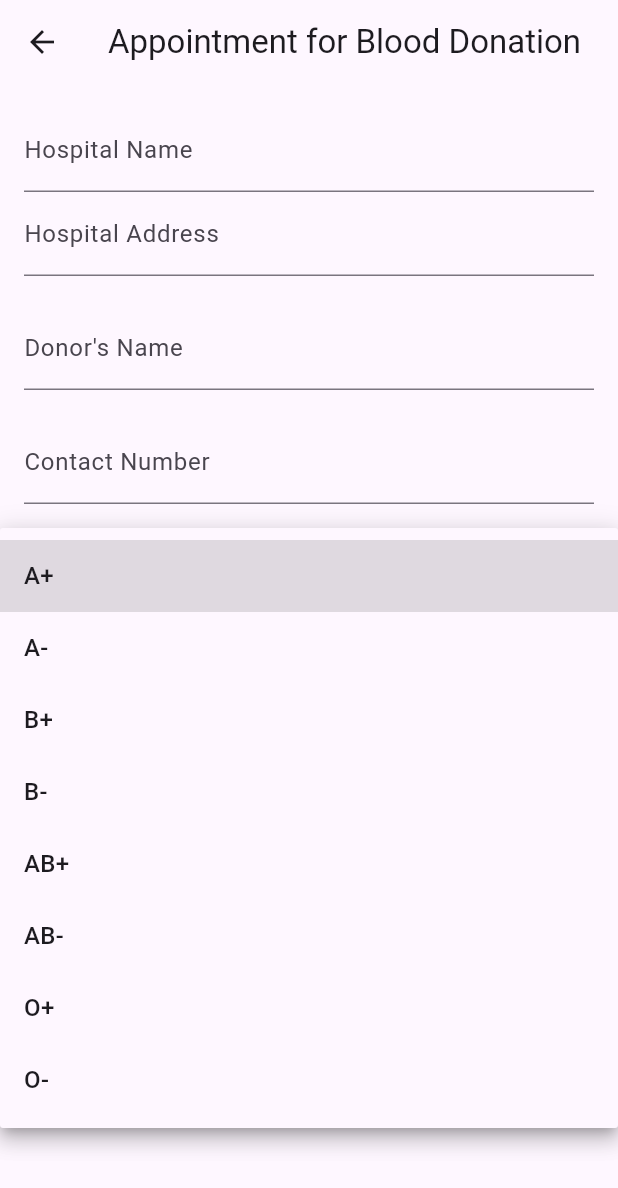
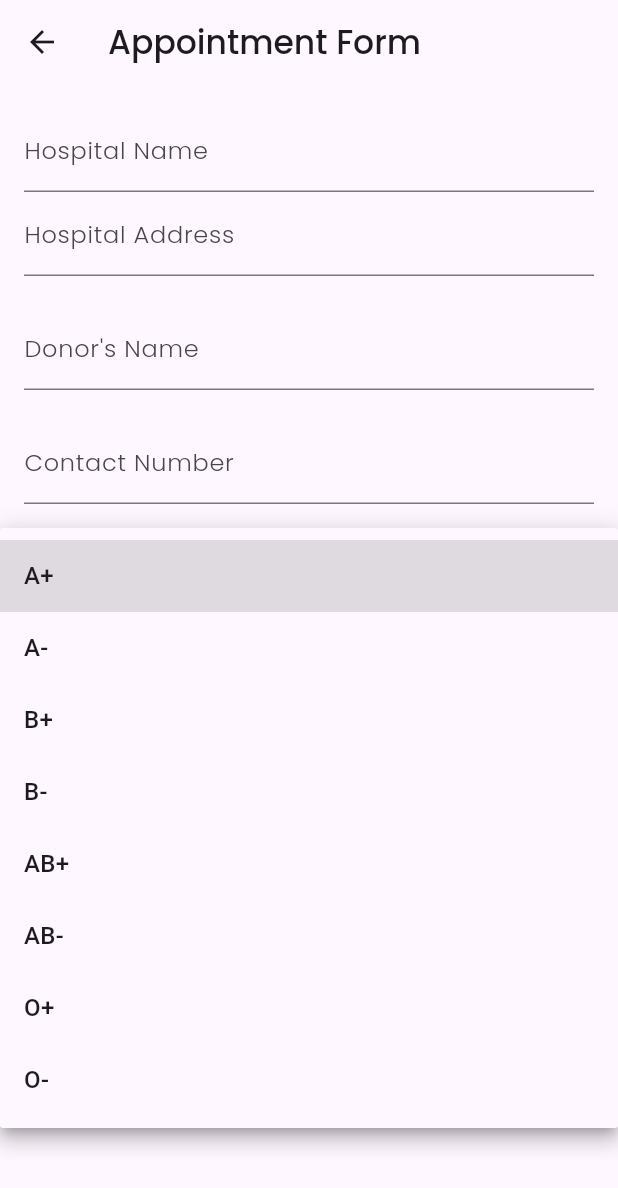
Before and after one commit to Pakhrin007/BloodLife, a Flutter app: the BloodDonationForm screen opened directly with empty values, after a tap on "Blood Type", on a phone screen of 412 x 824 dp. Shown: the top 1188 px of the screen. Run offline on Flutter 3.47's test engine with Material 3 defaults, Android fonts, the phone set to English and light mode, and no system bars; our stand-ins replace animated_splash_screen, cached_network_image, cloud_firestore, curved_navigation_bar, file_picker, firebase_auth and 6 more; missing offline and left inert: cloudinary_public; accounts and stored records are empty.

Commit message:
Updated Appointment form

```diff
--- a/lib/mappages/appointment.dart
+++ b/lib/mappages/appointment.dart
@@ -1,5 +1,4 @@
 import 'dart:io';
-
 import 'package:cloud_firestore/cloud_firestore.dart';
 import 'package:cloudinary_public/cloudinary_public.dart';
 import 'package:firebase_auth/firebase_auth.dart';
@@ -80,11 +79,30 @@ class _BloodDonationFormState extends State<BloodDonationForm> {
     }
   }
 
-  void _initializeUserData() {
+  // Initialize user data by fetching from Firestore
+  void _initializeUserData() async {
     final user = FirebaseAuth.instance.currentUser;
     if (user != null) {
-      _nameController.text = user.displayName ?? '';
-      _contactController.text = user.phoneNumber ?? '';
+      // Fetch user data from Firestore based on user UID
+      DocumentSnapshot userDoc = await FirebaseFirestore.instance.collection('users').doc(user.uid).get();
+
+      if (userDoc.exists) {
+        var userData = userDoc.data() as Map<String, dynamic>;
+
+        // Populate the fields with user data from Firestore
+        setState(() {
+          _nameController.text = userData['FullName'] ?? '';
+          _contactController.text = userData['PhoneNumber'] ?? '';
+          _bloodType = userData['BloodType'] ?? 'O+'; // Set default blood type if not found
+        });
+      } else {
+        // Handle the case where user data is not found in Firestore
+        setState(() {
+          _nameController.text = '';
+          _contactController.text = '';
+          _bloodType = 'O+'; // Default blood type
+        });
+      }
     }
   }
 
@@ -144,7 +162,7 @@ class _BloodDonationFormState extends State<BloodDonationForm> {
   Widget build(BuildContext context) {
     return Scaffold(
       appBar: AppBar(
-        title: const Text('Appointment for Blood Donation'),
+        title: const Text('Appointment Form',style: TextStyle(fontFamily: "Poppins-Medium"),),
         leading: IconButton(
           icon: const Icon(Icons.arrow_back),
           onPressed: () {
@@ -160,18 +178,28 @@ class _BloodDonationFormState extends State<BloodDonationForm> {
             children: <Widget>[
               TextFormField(
                 initialValue: widget.hospitalName,
-                decoration: const InputDecoration(labelText: "Hospital Name"),
+                decoration: InputDecoration(
+                  labelText: "Hospital Name",
+                  labelStyle: TextStyle(fontFamily: 'Poppins-Light'),
+                ),
                 readOnly: true,
               ),
               TextFormField(
                 initialValue: widget.hospitalAddress,
-                decoration: const InputDecoration(labelText: "Hospital Address"),
+                decoration: InputDecoration(
+                  labelText: "Hospital Address",
+                  labelStyle: TextStyle(fontFamily: 'Poppins-Light'),
+                ),
                 readOnly: true,
               ),
               const SizedBox(height: 20),
               TextFormField(
                 controller: _nameController,
-                decoration: const InputDecoration(labelText: "Donor's Name"),
+                decoration: InputDecoration(
+                  labelText: "Donor's Name",
+                  labelStyle: TextStyle(fontFamily: 'Poppins-Light'),
+                ),
+                style: TextStyle(fontFamily: 'Poppins-Medium'),  // Bold text
                 validator: (value) =>
                 value!.isEmpty ? "Please enter your name" : null,
                 onSaved: (value) {
@@ -181,7 +209,11 @@ class _BloodDonationFormState extends State<BloodDonationForm> {
               const SizedBox(height: 20),
               TextFormField(
                 controller: _contactController,
-                decoration: const InputDecoration(labelText: 'Contact Number'),
+                decoration: InputDecoration(
+                  labelText: 'Contact Number',
+                  labelStyle: TextStyle(fontFamily: 'Poppins-Light'),
+                ),
+                style: TextStyle(fontFamily: 'Poppins-Medium'), // Bold text
                 keyboardType: TextInputType.phone,
                 validator: (value) =>
                 value!.isEmpty ? "Please enter your contact number" : null,
@@ -191,7 +223,11 @@ class _BloodDonationFormState extends State<BloodDonationForm> {
               ),
               const SizedBox(height: 20),
               DropdownButtonFormField<String>(
-                decoration: const InputDecoration(labelText: 'Blood Type'),
+                decoration: InputDecoration(
+                  labelText: 'Blood Type',
+                  labelStyle: TextStyle(fontFamily: 'Poppins-Light'),
+                ),
+                value: _bloodType, // Set the initial blood type value
                 items: [
                   'A+', 'A-', 'B+', 'B-', 'AB+', 'AB-', 'O+', 'O-'
                 ].map((label) => DropdownMenuItem(
@@ -209,9 +245,10 @@ class _BloodDonationFormState extends State<BloodDonationForm> {
               const SizedBox(height: 20),
               TextFormField(
                 controller: _dateController,
-                decoration: const InputDecoration(
+                decoration: InputDecoration(
                   labelText: 'Appointment Date',
                   suffixIcon: Icon(Icons.calendar_today),
+                  labelStyle: TextStyle(fontFamily: 'Poppins-Light'),
                 ),
                 readOnly: true,
                 onTap: () async {
@@ -234,8 +271,9 @@ class _BloodDonationFormState extends State<BloodDonationForm> {
               ),
               const SizedBox(height: 20),
               TextFormField(
-                decoration: const InputDecoration(
-                    labelText: 'Enter additional information (optional)'),
+                decoration: InputDecoration(
+                    labelText: 'Enter additional information (optional)',
+                    labelStyle: TextStyle(fontFamily: 'Poppins-Light')),
                 onSaved: (value) {
                   _additionalInfo = value ?? '';
                 },
@@ -248,6 +286,7 @@ class _BloodDonationFormState extends State<BloodDonationForm> {
                   _uploadedFileUrl == null
                       ? 'Upload Medical Documents'
                       : 'File Uploaded',
+                  style: TextStyle(fontFamily: 'Poppins-Medium'), // Bold text
                 ),
               ),
               const SizedBox(height: 20),
@@ -257,7 +296,10 @@ class _BloodDonationFormState extends State<BloodDonationForm> {
                   backgroundColor: Colors.red,
                   padding: const EdgeInsets.symmetric(vertical: 16.0),
                 ),
-                child: const Text('Book Appointment'),
+                child: Text(
+                  'Book Appointment',
+                  style: TextStyle(fontFamily: 'Poppins-Medium'), // Bold text
+                ),
               ),
             ],
           ),
```
